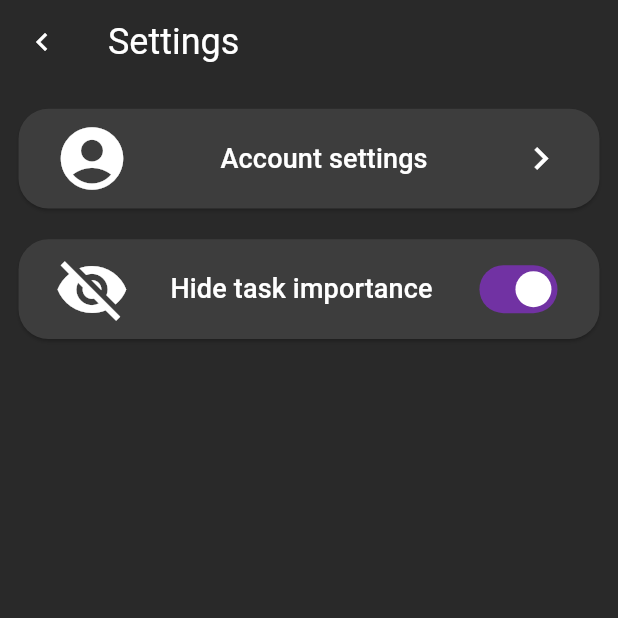
After one commit to DaryaSanina/smart-planner, a Flutter app: the SettingsPage screen opened directly, on a phone screen of 412 x 824 dp, the top half of it. The commit adds this screen. Run offline on Flutter 3.47's test engine with Material 3 defaults, Android fonts, the phone set to English and light mode, and no system bars.

Commit message:
Add settings page design

```diff
--- a/lib/home/home_page.dart
+++ b/lib/home/home_page.dart
@@ -4,7 +4,6 @@ import 'package:app/home/widgets/sort_button.dart';
 import 'package:app/home/widgets/filter_button.dart';
 import 'package:app/home/widgets/assistant_button.dart';
 import 'package:app/home/widgets/task.dart';
-import 'package:flutter/widgets.dart';
 
 class HomePage extends StatefulWidget {
   const HomePage({super.key});
--- a/lib/main.dart
+++ b/lib/main.dart
@@ -1,5 +1,6 @@
 import 'package:flutter/material.dart';
 import 'package:app/home/home_page.dart';
+import 'package:app/settings/settings_page.dart';
 
 void main() {
   runApp(const MyApp());
@@ -15,6 +16,7 @@ class MyApp extends StatelessWidget {
       theme: ThemeData(
         colorScheme: const ColorScheme.dark().copyWith(
           primary: const Color(0xFF292929),
+          primaryContainer: Color.fromARGB(255, 61, 61, 61),
           secondary: const Color(0xFF7132A3),
           tertiary: const Color(0xFFFFFFFF),
         ),
--- /dev/null
+++ b/lib/settings/settings_page.dart
@@ -0,0 +1,35 @@
+import 'package:flutter/material.dart';
+import 'package:app/settings/widgets/settings_app_bar.dart';
+import 'package:app/settings/widgets/account_settings_button.dart';
+import 'package:app/settings/widgets/hide_importance_button.dart';
+
+class SettingsPage extends StatefulWidget {
+  const SettingsPage({super.key});
+
+  @override
+  State<SettingsPage> createState() => _SettingsPageState();
+}
+
+class _SettingsPageState extends State<SettingsPage> {
+  @override
+  Widget build(BuildContext context) {
+    return LayoutBuilder(
+      builder: (context, constraints) {
+        return Scaffold(
+          backgroundColor: Theme.of(context).colorScheme.primary,
+          appBar: const SettingsAppBar(),
+          body: Padding(
+            padding: EdgeInsets.symmetric(horizontal: MediaQuery.of(context).size.width * 0.03, vertical: MediaQuery.of(context).size.height * 0.02),
+            child: Column(
+              children: [
+                const AccountSettingsButton(),
+                SizedBox(height: MediaQuery.of(context).size.height * 0.025),
+                const HideImportanceButton(),
+              ]
+            ),
+          ),
+        );
+      }
+    );
+  }
+}
--- /dev/null
+++ b/lib/settings/widgets/account_settings_button.dart
@@ -0,0 +1,40 @@
+import 'package:flutter/material.dart';
+
+class AccountSettingsButton extends StatelessWidget {
+  const AccountSettingsButton({
+    super.key
+  });
+
+  @override
+  Widget build(BuildContext context) {
+    return ElevatedButton(
+      onPressed: () {},
+      style: ElevatedButton.styleFrom(
+        backgroundColor: Theme.of(context).colorScheme.primaryContainer,
+        shape: RoundedRectangleBorder(borderRadius: BorderRadius.circular(20)),
+      ),
+      child: Padding(
+        padding: EdgeInsets.symmetric(vertical: MediaQuery.of(context).size.height * 0.01),
+        child: Row(
+          mainAxisAlignment: MainAxisAlignment.spaceBetween,
+          children: [
+            Icon(
+              Icons.account_circle,
+              color: Theme.of(context).colorScheme.tertiary,
+              size: 50,
+            ),
+            Text(
+              "Account settings",
+              style: TextStyle(color: Theme.of(context).colorScheme.tertiary, fontSize: 18)
+            ),
+            Icon(
+              Icons.keyboard_arrow_right,
+              color: Theme.of(context).colorScheme.tertiary,
+              size: 30,
+            ),
+          ],
+        ),
+      ),
+    );
+  }
+}
--- /dev/null
+++ b/lib/settings/widgets/hide_importance_button.dart
@@ -0,0 +1,61 @@
+import 'package:flutter/material.dart';
+
+class HideImportanceButton extends StatelessWidget {
+  const HideImportanceButton({
+    super.key
+  });
+
+  @override
+  Widget build(BuildContext context) {
+    return ElevatedButton(
+      onPressed: () {},
+      style: ElevatedButton.styleFrom(
+        backgroundColor: Theme.of(context).colorScheme.primaryContainer,
+        shape: RoundedRectangleBorder(borderRadius: BorderRadius.circular(20)),
+      ),
+      child: Padding(
+        padding: EdgeInsets.symmetric(vertical: MediaQuery.of(context).size.height * 0.01),
+        child: Row(
+          mainAxisAlignment: MainAxisAlignment.spaceBetween,
+          children: [
+            Icon(
+              Icons.visibility_off,
+              color: Theme.of(context).colorScheme.tertiary,
+              size: 50,
+            ),
+            Text(
+              "Hide task importance",
+              style: TextStyle(color: Theme.of(context).colorScheme.tertiary, fontSize: 18)
+            ),
+            const ImportanceSwitch(),
+          ],
+        ),
+      ),
+    );
+  }
+}
+
+class ImportanceSwitch extends StatefulWidget {
+  const ImportanceSwitch({super.key});
+
+  @override
+  State<ImportanceSwitch> createState() => _ImportanceSwitchState();
+}
+
+class _ImportanceSwitchState extends State<ImportanceSwitch> {
+  bool on = true;
+
+  @override
+  Widget build(BuildContext context) {
+    return Switch(
+      value: on,
+      activeTrackColor: Theme.of(context).colorScheme.secondary,
+      activeColor: Theme.of(context).colorScheme.tertiary,
+      onChanged: (bool value) {
+        setState(() {
+          on = value;
+        });
+      },
+    );
+  }
+}
--- /dev/null
+++ b/lib/settings/widgets/settings_app_bar.dart
@@ -0,0 +1,20 @@
+import 'package:flutter/material.dart';
+
+class SettingsAppBar extends StatelessWidget implements PreferredSizeWidget {
+  final double height;
+  const SettingsAppBar({
+    this.height = kToolbarHeight,
+    super.key
+  });
+
+  @override
+  Widget build(BuildContext context) {
+    return AppBar(
+      backgroundColor: Theme.of(context).colorScheme.primary,
+      leading: IconButton(onPressed: () {}, icon: const Icon(Icons.keyboard_arrow_left)),
+      title: const Text("Settings", style: TextStyle(fontSize: 24),),
+    );
+  }
+  @override
+  Size get preferredSize => Size.fromHeight(height);
+}
```
